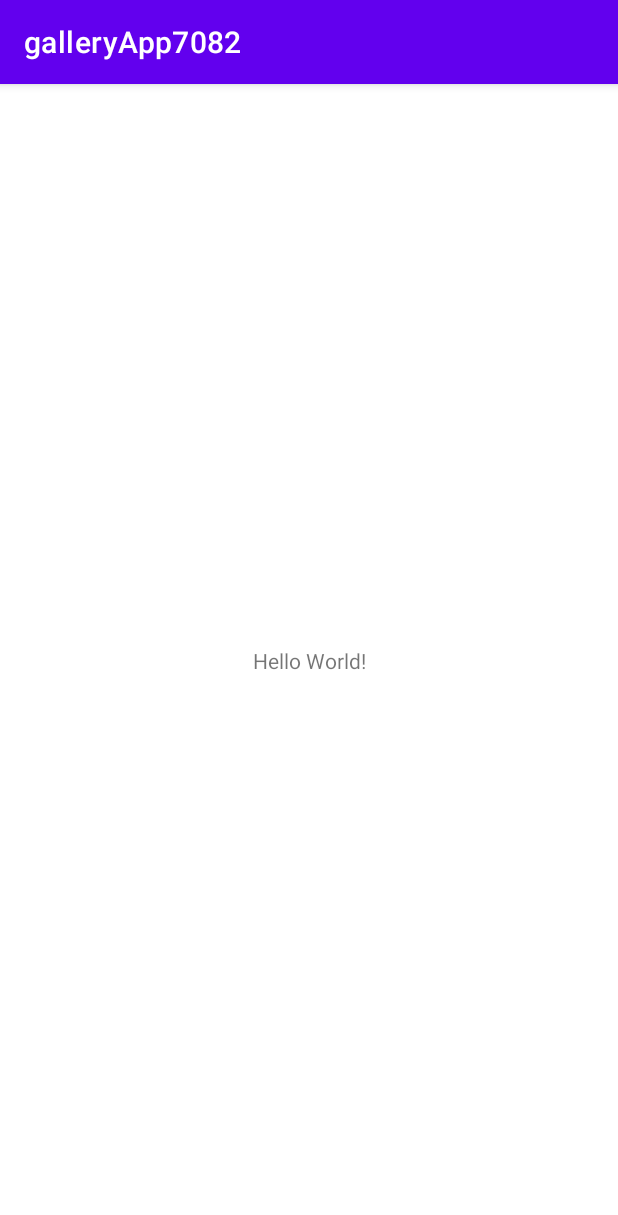
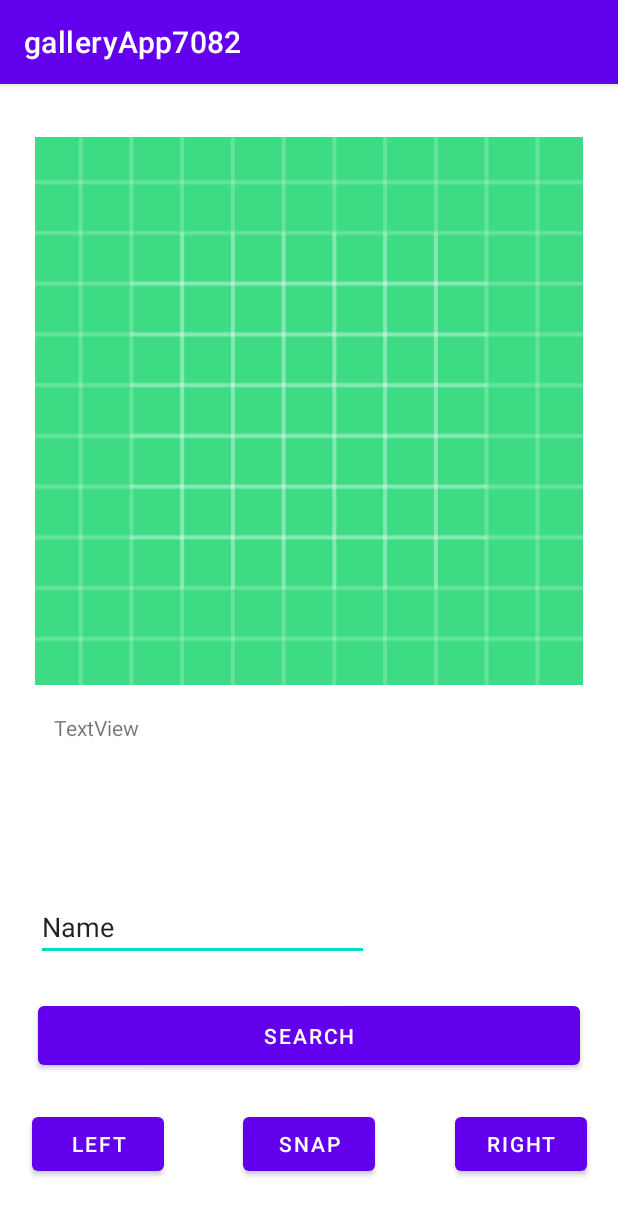
Before and after one commit to SimonYang99/GalleryApp7082, an Android app: the screen it shows after launch (MainActivity), on a phone screen of 412 x 824 dp. Shown: the top 1215 px of the screen. Run offline under Robolectric (Android 15) with nearby library versions, the phone set to English and light mode, and no system bars.

Commit message:
completed task 3

```diff
--- a/app/src/main/res/layout/activity_main.xml
+++ b/app/src/main/res/layout/activity_main.xml
@@ -6,13 +6,87 @@
     android:layout_height="match_parent"
     tools:context=".MainActivity">
 
-    <TextView
+    <Button
+        android:id="@+id/snapButton"
         android:layout_width="wrap_content"
         android:layout_height="wrap_content"
-        android:text="Hello World!"
+        android:layout_marginStart="32dp"
+        android:layout_marginLeft="32dp"
+        android:layout_marginBottom="37dp"
+        android:text="@string/snap_button"
         app:layout_constraintBottom_toBottomOf="parent"
-        app:layout_constraintLeft_toLeftOf="parent"
-        app:layout_constraintRight_toRightOf="parent"
-        app:layout_constraintTop_toTopOf="parent" />
+        app:layout_constraintEnd_toStartOf="@+id/rightButton"
+        app:layout_constraintHorizontal_bias="0.5"
+        app:layout_constraintStart_toEndOf="@+id/leftButton" />
 
+    <Button
+        android:id="@+id/leftButton"
+        android:layout_width="wrap_content"
+        android:layout_height="wrap_content"
+        android:layout_marginBottom="37dp"
+        android:text="@string/left_button"
+        app:layout_constraintBottom_toBottomOf="parent"
+        app:layout_constraintEnd_toStartOf="@+id/snapButton"
+        app:layout_constraintHorizontal_bias="0.5"
+        app:layout_constraintStart_toStartOf="parent" />
+
+    <Button
+        android:id="@+id/rightButton"
+        android:layout_width="wrap_content"
+        android:layout_height="wrap_content"
+        android:layout_marginStart="32dp"
+        android:layout_marginLeft="32dp"
+        android:layout_marginBottom="37dp"
+        android:text="@string/right_button"
+        app:layout_constraintBottom_toBottomOf="parent"
+        app:layout_constraintEnd_toEndOf="parent"
+        app:layout_constraintHorizontal_bias="0.5"
+        app:layout_constraintStart_toEndOf="@+id/snapButton" />
+
+    <Button
+        android:id="@+id/searchButton"
+        android:layout_width="361dp"
+        android:layout_height="51dp"
+        android:layout_marginBottom="108dp"
+        android:onClick="searchButton"
+        android:text="@string/search_button"
+        app:layout_constraintBottom_toBottomOf="parent"
+        app:layout_constraintEnd_toEndOf="parent"
+        app:layout_constraintHorizontal_bias="0.5"
+        app:layout_constraintStart_toStartOf="parent" />
+
+    <ImageView
+        android:id="@+id/imageView"
+        android:layout_width="365dp"
+        android:layout_height="403dp"
+        android:layout_marginTop="16dp"
+        app:layout_constraintEnd_toEndOf="parent"
+        app:layout_constraintHorizontal_bias="0.495"
+        app:layout_constraintStart_toStartOf="parent"
+        app:layout_constraintTop_toTopOf="parent"
+        app:srcCompat="@drawable/ic_launcher_background"
+        tools:srcCompat="@tools:sample/avatars" />
+
+    <TextView
+        android:id="@+id/textView"
+        android:layout_width="wrap_content"
+        android:layout_height="wrap_content"
+        android:layout_marginStart="36dp"
+        android:layout_marginLeft="36dp"
+        android:text="TextView"
+        app:layout_constraintStart_toStartOf="parent"
+        app:layout_constraintTop_toBottomOf="@+id/imageView" />
+
+    <EditText
+        android:id="@+id/editTextTextPersonName"
+        android:layout_width="222dp"
+        android:layout_height="45dp"
+        android:layout_marginStart="24dp"
+        android:layout_marginLeft="24dp"
+        android:layout_marginBottom="24dp"
+        android:ems="10"
+        android:inputType="textPersonName"
+        android:text="Name"
+        app:layout_constraintBottom_toTopOf="@+id/searchButton"
+        app:layout_constraintStart_toStartOf="parent" />
 </androidx.constraintlayout.widget.ConstraintLayout>
--- a/app/src/main/res/values/strings.xml
+++ b/app/src/main/res/values/strings.xml
@@ -1,3 +1,9 @@
 <resources>
     <string name="app_name">galleryApp7082</string>
+    <string name="left_button">Left</string>
+    <string name="right_button">Right</string>
+    <string name="snap_button">Snap</string>
+    <string name="search_button">Search</string>
+    <string name="startDate">Start Date</string>
+    <string name="endDate">End Date</string>
 </resources>
```
Also changed, not shown: app/src/main/AndroidManifest.xml (+7 -0 lines), app/src/main/java/com/example/galleryapp7082/MainActivity.java (+7 -0 lines), app/src/main/java/com/example/galleryapp7082/SearchGalleryActivity.java (added, +14 -0 lines), app/src/main/res/layout/activity_search.xml (added, +44 -0 lines), 1 other file.
